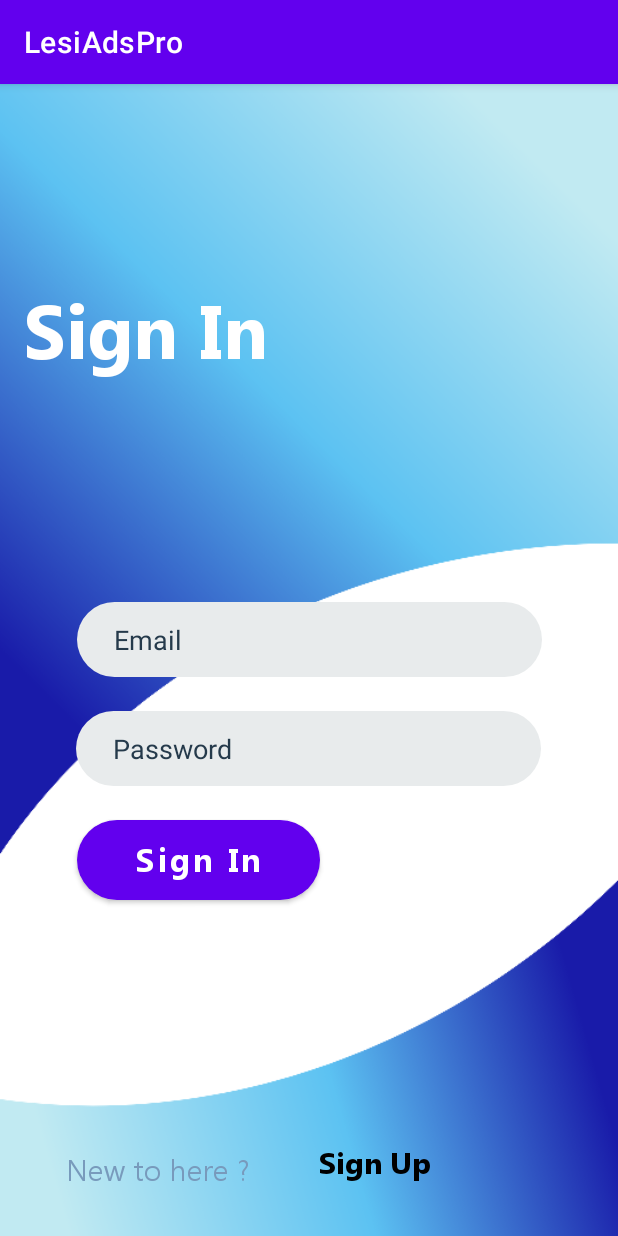
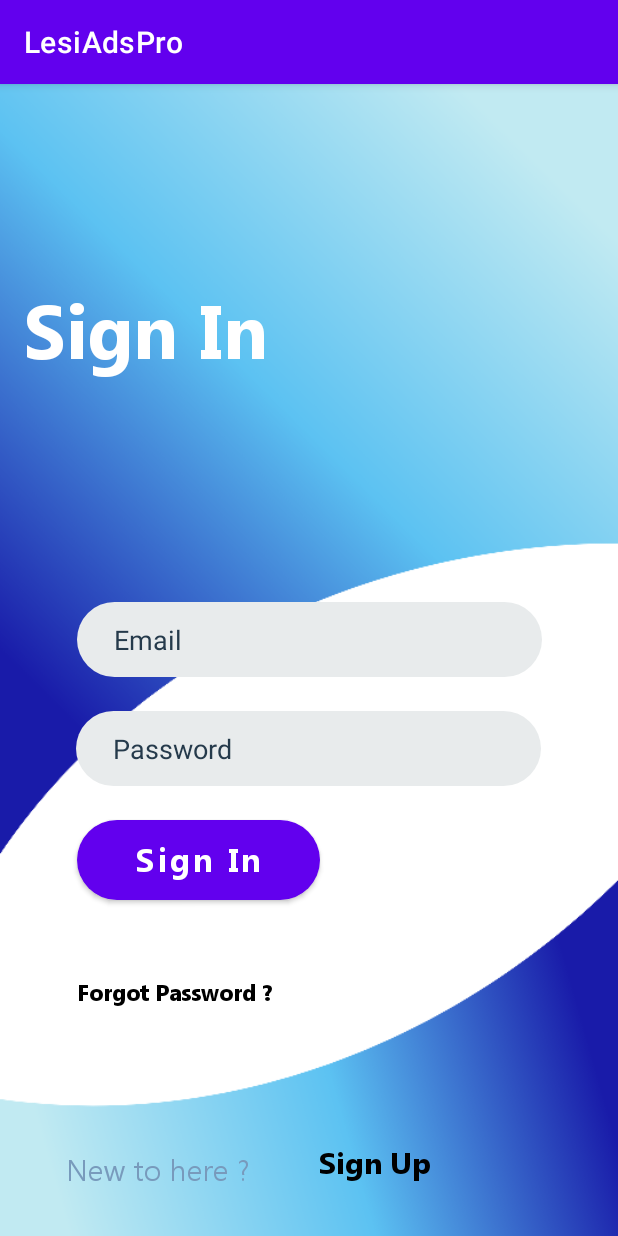
Before and after one commit to MalishaFdo/LesiAds, an Android app: the LoginActivity screen opened directly, with no data from a screen before it, on a phone screen of 412 x 824 dp. Run offline under Robolectric (Android 15) with nearby library versions, the phone set to English and light mode, and no system bars; our stand-ins replace Firebase (no records; nobody signed in at launch, a user with empty details on screens opened directly).

Commit message:
Reset Password via user email

```diff
--- a/app/src/main/res/layout/activity_login.xml
+++ b/app/src/main/res/layout/activity_login.xml
@@ -120,4 +120,21 @@
         app:layout_constraintStart_toStartOf="parent"
         app:layout_constraintTop_toTopOf="parent"
         app:layout_constraintVertical_bias="0.91" />
+
+    <TextView
+        android:id="@+id/forgotPasswordTxt"
+        android:layout_width="150dp"
+        android:layout_height="39dp"
+        android:layout_marginTop="60dp"
+        android:layout_marginBottom="8dp"
+        android:fontFamily="@font/ebrimabd"
+        android:text="Forgot Password ?"
+        android:textColor="@color/black"
+        android:textSize="15sp"
+        app:layout_constraintBottom_toBottomOf="parent"
+        app:layout_constraintEnd_toEndOf="parent"
+        app:layout_constraintHorizontal_bias="0.195"
+        app:layout_constraintStart_toStartOf="parent"
+        app:layout_constraintTop_toTopOf="parent"
+        app:layout_constraintVertical_bias="0.808" />
 </androidx.constraintlayout.widget.ConstraintLayout>
```
Also changed, not shown: app/src/main/java/com/example/lesiadspro/LoginActivity.java (+49 -1 lines).
